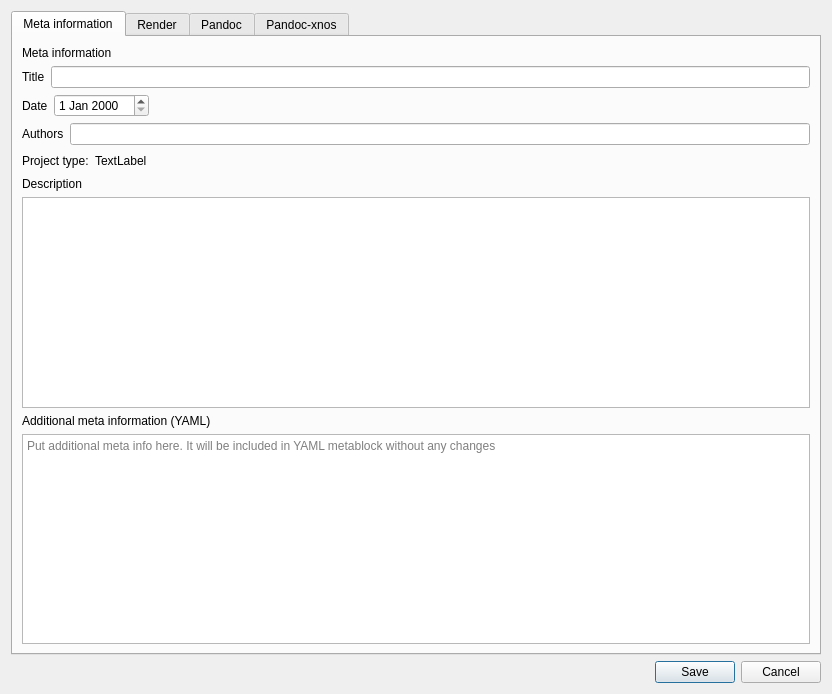
lasest/manuwrite, file ui/project_settings_dialog.ui: the form before one commit.
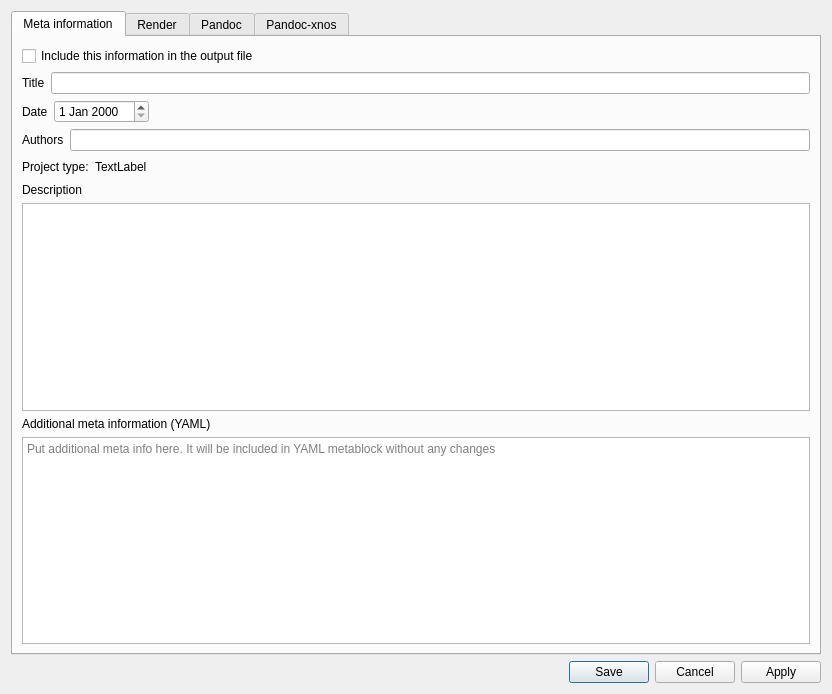
The form after the commit. The open tabs and pages were chosen to show the change.

Commit message: Implemented reading and writing of the new project settings

What changed in the file:
```diff
--- a/ui/project_settings_dialog.ui
+++ b/ui/project_settings_dialog.ui
@@ -27,15 +27,15 @@
        <string>Meta information</string>
       </attribute>
       <layout class="QVBoxLayout" name="verticalLayout_2">
+       <item>
+        <widget class="QCheckBox" name="MetaInfoCheckbox">
+         <property name="text">
+          <string>Include this information in the output file</string>
+         </property>
+        </widget>
+       </item>
        <item>
         <layout class="QVBoxLayout" name="MetaInformationLayout">
-         <item>
-          <widget class="QLabel" name="MetaInfoLabel">
-           <property name="text">
-            <string>Meta information</string>
-           </property>
-          </widget>
-         </item>
          <item>
           <layout class="QHBoxLayout" name="TitleLayout">
            <item>
@@ -1063,7 +1063,7 @@
       <enum>Qt::Horizontal</enum>
      </property>
      <property name="standardButtons">
-      <set>QDialogButtonBox::Cancel|QDialogButtonBox::Save</set>
+      <set>QDialogButtonBox::Apply|QDialogButtonBox::Cancel|QDialogButtonBox::Save</set>
      </property>
     </widget>
    </item>
```
Left out of the diff: 28 changed lines with no effect on the pictures. The commit also changes 5 other files.
